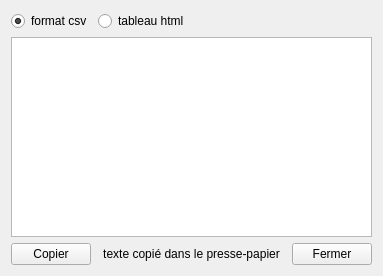
The window that sources/editor/tools/preset_list/toolpresetlist_gui.ui (davy7125/polyphone) describes before a commit, drawn with Qt 5.
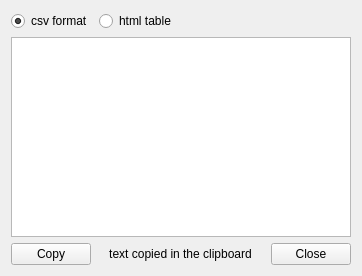
The same window after the commit.

Diff of the .ui file:
```diff
--- a/sources/editor/tools/preset_list/toolpresetlist_gui.ui
+++ b/sources/editor/tools/preset_list/toolpresetlist_gui.ui
@@ -27,7 +27,7 @@
    <item row="2" column="0">
     <widget class="QPushButton" name="pushCopy">
      <property name="text">
-      <string>Copier</string>
+      <string>Copy</string>
      </property>
     </widget>
    </item>
@@ -53,7 +53,7 @@
       </sizepolicy>
      </property>
      <property name="text">
-      <string>texte copié dans le presse-papier</string>
+      <string>text copied in the clipboard</string>
      </property>
      <property name="alignment">
       <set>Qt::AlignCenter</set>
@@ -78,7 +78,7 @@
      <item>
       <widget class="QRadioButton" name="radioCsv">
        <property name="text">
-        <string>format csv</string>
+        <string>csv format</string>
        </property>
        <property name="checked">
         <bool>true</bool>
@@ -88,7 +88,7 @@
      <item>
       <widget class="QRadioButton" name="radioHtml">
        <property name="text">
-        <string>tableau html</string>
+        <string>html table</string>
        </property>
       </widget>
      </item>
@@ -110,7 +110,7 @@
    <item row="2" column="4">
     <widget class="QPushButton" name="pushClose">
      <property name="text">
-      <string>Fermer</string>
+      <string>Close</string>
      </property>
     </widget>
    </item>
```
